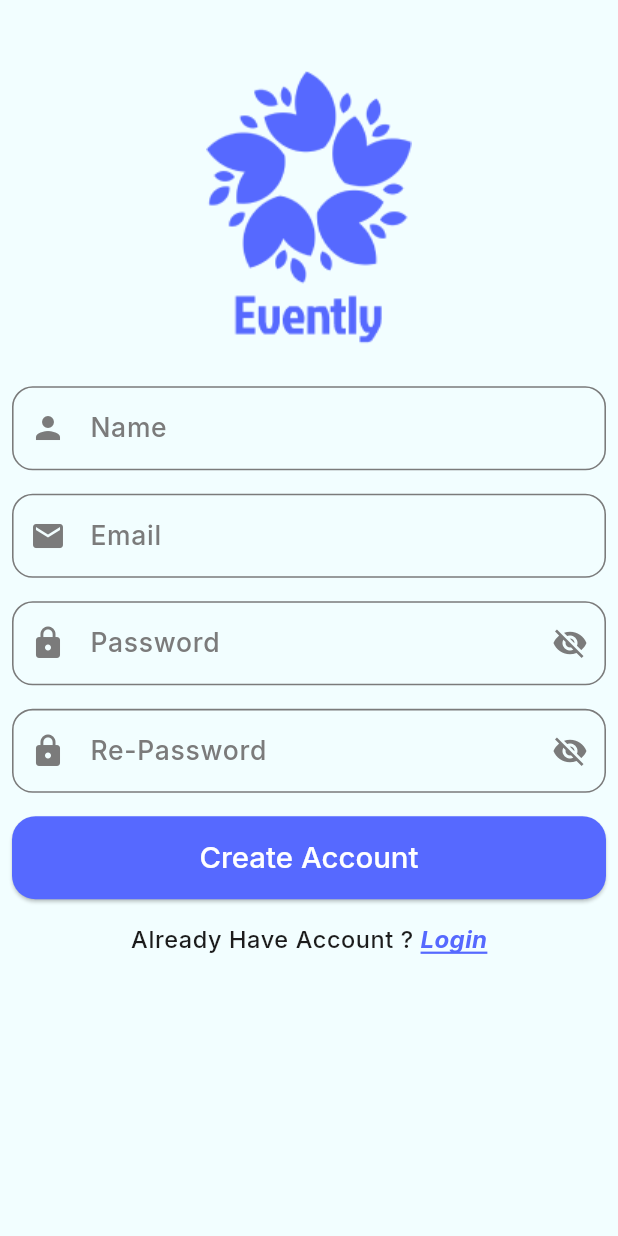
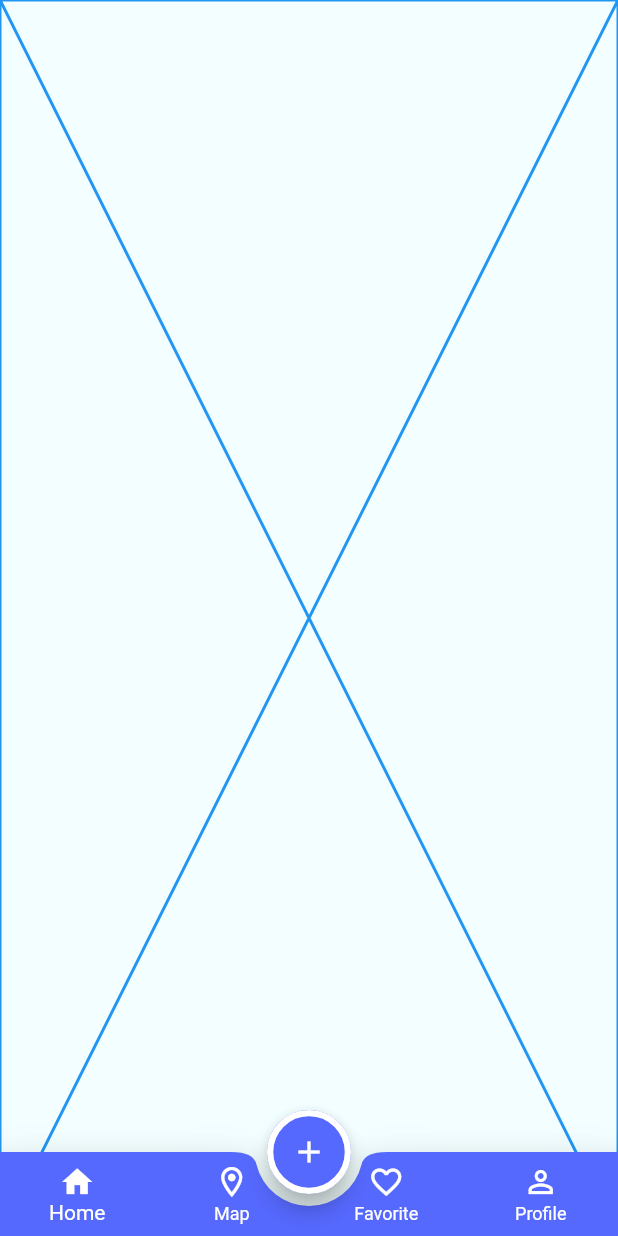
Before and after one commit to howedyy/Event_app, a Flutter app: the screen it shows after launch, on a phone screen of 412 x 824 dp. Run offline on Flutter 3.47's test engine with Material 3 defaults, Android fonts, the phone set to English and light mode, and no system bars; our stand-ins replace flutter_screenutil, flutter_svg, google_fonts.

Commit message:
add main layout screen add home tab add map tab add favorite tab add profile tab

```diff
--- a/lib/config/theme/theme_manager.dart
+++ b/lib/config/theme/theme_manager.dart
@@ -5,7 +5,30 @@ import 'package:google_fonts/google_fonts.dart';
 
 class ThemeManager {
   static final ThemeData light = ThemeData(
+    useMaterial3: false,
     scaffoldBackgroundColor: ColorsManager.whiteBlue,
+    bottomAppBarTheme: BottomAppBarThemeData(
+      color: ColorsManager.blue,
+      elevation: 16,
+      shape: CircularNotchedRectangle(),
+    ),
+    bottomNavigationBarTheme: BottomNavigationBarThemeData(
+      backgroundColor: Colors.transparent,
+      type: BottomNavigationBarType.fixed,
+      elevation: 0,
+      selectedItemColor: ColorsManager.white,
+      unselectedItemColor: ColorsManager.white
+    ),
+    floatingActionButtonTheme: FloatingActionButtonThemeData(
+      backgroundColor: ColorsManager.blue,
+      foregroundColor: ColorsManager.white,
+      shape: StadiumBorder(
+        side: BorderSide(
+          color: ColorsManager.white,
+          width: 4.w
+        )
+      )
+    ),
     inputDecorationTheme: InputDecorationTheme(
       enabledBorder: OutlineInputBorder(
           borderRadius: BorderRadius.circular(14.r),
@@ -58,7 +81,8 @@ class ThemeManager {
         fontWeight: FontWeight.w500,
         color: ColorsManager.black1C,
       )
-    )
+    ),
+
   );
   static final ThemeData dark = ThemeData();
 }
--- a/lib/core/routes_manager/app_routes.dart
+++ b/lib/core/routes_manager/app_routes.dart
@@ -1,4 +1,5 @@
 class AppRoutes {
   static const String register = "/register";
   static const String login = "/login";
+  static const String mainLayout = "/mainLayout";
 }
--- a/lib/core/routes_manager/router.dart
+++ b/lib/core/routes_manager/router.dart
@@ -1,6 +1,7 @@
 import 'package:event_app/core/routes_manager/app_routes.dart';
 import 'package:event_app/feature/auth/login/login.dart';
 import 'package:event_app/feature/auth/register/register.dart';
+import 'package:event_app/feature/main_layout/main_layout.dart';
 import 'package:flutter/cupertino.dart';
 import 'package:flutter/material.dart';
 
@@ -13,6 +14,9 @@ class RoutesManager{
       case AppRoutes.login:{
         return CupertinoPageRoute(builder: (context)=>Login());
       }
+      case AppRoutes.mainLayout:{
+        return CupertinoPageRoute(builder: (context)=>MainLayout());
+      }
     }
   }
 }
--- /dev/null
+++ b/lib/feature/main_layout/favorite/favorite_tab.dart
@@ -0,0 +1,12 @@
+import 'package:flutter/material.dart';
+
+class FavoriteTab extends StatelessWidget {
+  const FavoriteTab({super.key});
+
+  @override
+  Widget build(BuildContext context) {
+    return const Placeholder(
+      color: Colors.red,
+    );
+  }
+}
--- /dev/null
+++ b/lib/feature/main_layout/home/home_tab.dart
@@ -0,0 +1,12 @@
+import 'package:flutter/material.dart';
+
+class HomeTab extends StatelessWidget {
+  const HomeTab({super.key});
+
+  @override
+  Widget build(BuildContext context) {
+    return const Placeholder(
+      color: Colors.blue,
+    );
+  }
+}
--- /dev/null
+++ b/lib/feature/main_layout/main_layout.dart
@@ -0,0 +1,68 @@
+import 'package:event_app/core/resources/colors_manager.dart';
+import 'package:event_app/feature/main_layout/favorite/favorite_tab.dart';
+import 'package:event_app/feature/main_layout/home/home_tab.dart';
+import 'package:event_app/feature/main_layout/map/map_tab.dart';
+import 'package:event_app/feature/main_layout/profile/profile_tab.dart';
+import 'package:flutter/material.dart';
+import 'package:flutter_screenutil/flutter_screenutil.dart';
+
+class MainLayout extends StatefulWidget {
+   const MainLayout({super.key});
+
+  @override
+  State<MainLayout> createState() => _MainLayoutState();
+}
+
+class _MainLayoutState extends State<MainLayout> {
+List<Widget> tabs = [
+  HomeTab(),
+  MapTab(),
+  FavoriteTab(),
+  ProfileTab(),
+];
+int selectedIndex = 0;
+  @override
+  Widget build(BuildContext context) {
+    return Scaffold(
+      extendBody: true,
+      body: tabs[selectedIndex],
+      floatingActionButtonLocation: FloatingActionButtonLocation.centerDocked,
+      floatingActionButton:_buildFab(),
+      bottomNavigationBar: _buildBottomAppBar(),
+    );
+  }
+
+  FloatingActionButton _buildFab(){
+    return  FloatingActionButton(
+
+      onPressed: (){},
+      child: Icon(Icons.add),
+    );
+  }
+
+  BottomAppBar _buildBottomAppBar(){
+    return BottomAppBar(
+
+      color: ColorsManager.blue,
+      notchMargin: 8,
+      child: BottomNavigationBar(
+
+          currentIndex: selectedIndex,
+          onTap: _onTap,
+
+          items: [
+            BottomNavigationBarItem(icon: Icon(selectedIndex == 0 ? Icons.home: Icons.home_outlined), label: "Home"),
+            BottomNavigationBarItem(icon: Icon(selectedIndex == 1? Icons.location_on: Icons.location_on_outlined), label: "Map"),
+            BottomNavigationBarItem(icon: Icon(selectedIndex == 2? Icons.favorite: Icons.favorite_outline), label: "Favorite"),
+            BottomNavigationBarItem(icon: Icon(selectedIndex == 3? Icons.person: Icons.person_outline), label: "Profile"),
+          ]
+      ),
+    );
+  }
+
+  void _onTap(int newIndex){
+    setState(() {
+      selectedIndex = newIndex;
+    });
+  }
+}
--- /dev/null
+++ b/lib/feature/main_layout/map/map_tab.dart
@@ -0,0 +1,12 @@
+import 'package:flutter/material.dart';
+
+class MapTab extends StatelessWidget {
+  const MapTab({super.key});
+
+  @override
+  Widget build(BuildContext context) {
+    return const Placeholder(
+      color: Colors.purpleAccent,
+    );
+  }
+}
--- /dev/null
+++ b/lib/feature/main_layout/profile/profile_tab.dart
@@ -0,0 +1,12 @@
+import 'package:flutter/material.dart';
+
+class ProfileTab extends StatelessWidget {
+  const ProfileTab({super.key});
+
+  @override
+  Widget build(BuildContext context) {
+    return const Placeholder(
+      color: Colors.black,
+    );
+  }
+}
--- a/lib/main.dart
+++ b/lib/main.dart
@@ -23,7 +23,7 @@ class Evently extends StatelessWidget {
       builder: (context, child)=> MaterialApp(
         debugShowCheckedModeBanner: false,
         onGenerateRoute: RoutesManager.router,
-        initialRoute: AppRoutes.register,
+        initialRoute: AppRoutes.mainLayout,
         theme: ThemeManager.light,
         darkTheme: ThemeManager.dark,
       ),
```
